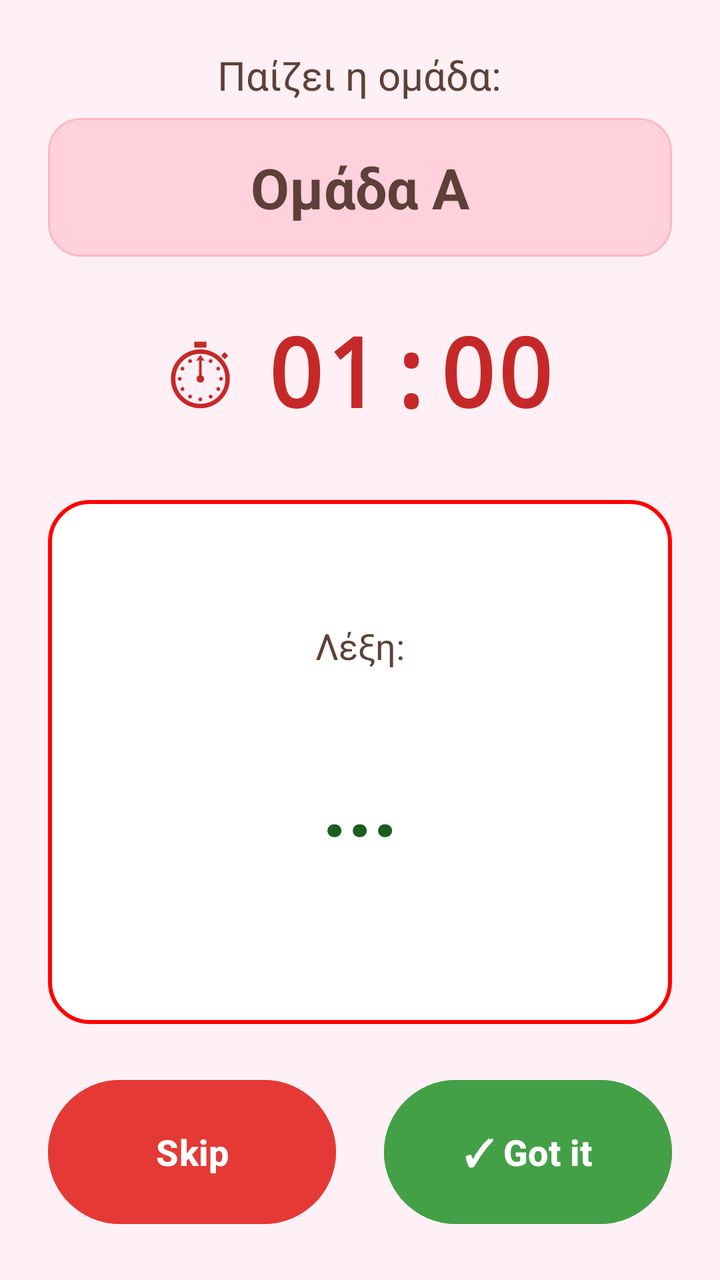
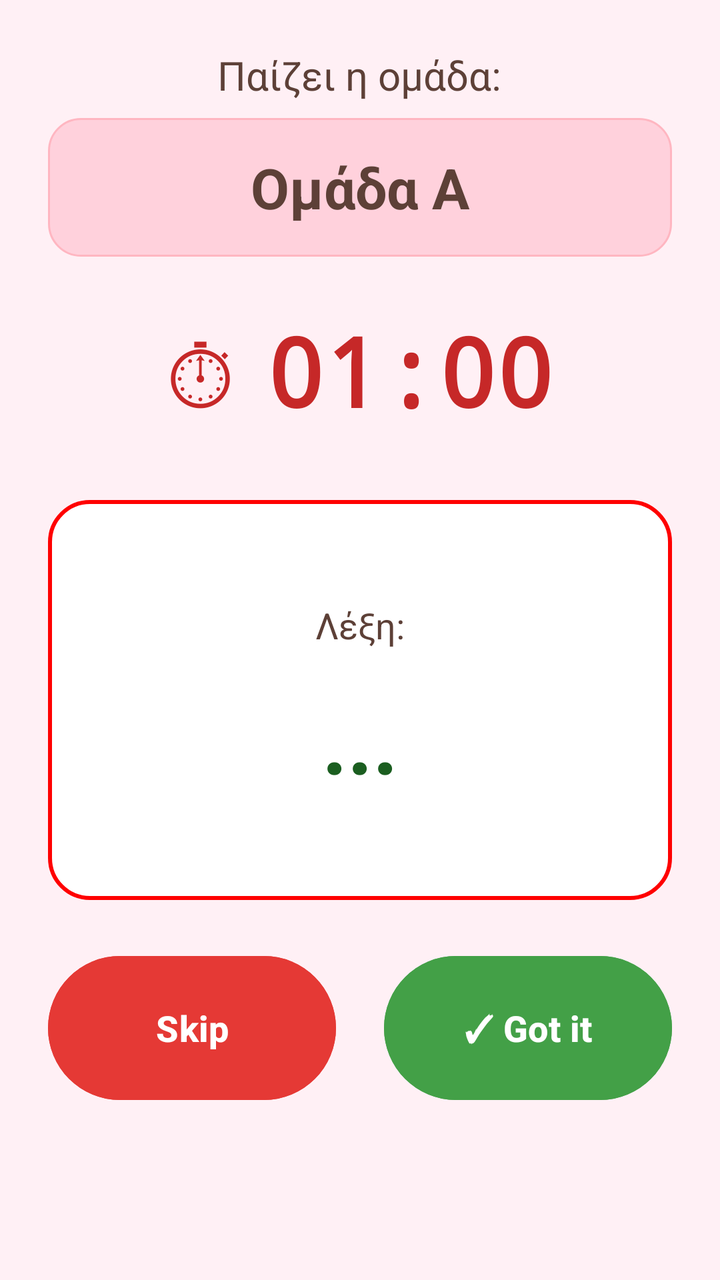

Two renders of the same Android screen: before a commit and after it. Below are the layout's source before the change and the commit's diff.
<!-- AndroidManifest.xml: application theme Theme.WordMaster -->
<!-- res/layout/activity_gameplay.xml -->
<?xml version="1.0" encoding="utf-8"?>
<LinearLayout xmlns:android="http://schemas.android.com/apk/res/android"
    android:layout_width="match_parent"
    android:layout_height="match_parent"
    android:orientation="vertical"
    android:background="#FFF0F5"
    android:padding="24dp">

    
    <LinearLayout
        android:layout_width="match_parent"
        android:layout_height="wrap_content"
        android:orientation="vertical"
        android:gravity="center"
        android:layout_marginBottom="24dp">

        <TextView
            android:layout_width="wrap_content"
            android:layout_height="wrap_content"
            android:layout_marginBottom="8dp"
            android:text="Παίζει η ομάδα:"
            android:textColor="#5D4037"
            android:textSize="20sp" />

        <TextView
            android:id="@+id/tvTeamName"
            android:layout_width="match_parent"
            android:layout_height="wrap_content"
            android:background="@drawable/team_name_bg_gameplay"
            android:gravity="center"
            android:padding="16dp"
            android:text="Ομάδα Α"
            android:textColor="#5D4037"
            android:textSize="28sp"
            android:textStyle="bold" />

    </LinearLayout>

    
    <LinearLayout
        android:layout_width="match_parent"
        android:layout_height="wrap_content"
        android:orientation="horizontal"
        android:gravity="center"
        android:layout_marginBottom="32dp">

        <TextView
            android:layout_width="wrap_content"
            android:layout_height="wrap_content"
            android:layout_marginEnd="16dp"
            android:text="⏱"
            android:textColor="#C62828"
            android:textSize="48sp" />

        <TextView
            android:id="@+id/tvTimer"
            android:layout_width="wrap_content"
            android:layout_height="wrap_content"
            android:text="01:00"
            android:textColor="#C62828"
            android:textSize="48sp"
            android:textStyle="bold"
            android:fontFamily="monospace" />

    </LinearLayout>

    
    <LinearLayout
        android:layout_width="match_parent"
        android:layout_height="0dp"
        android:layout_weight="1"
        android:orientation="vertical"
        android:gravity="center"
        android:background="@drawable/card_bg_gameplay"
        android:padding="32dp"
        android:layout_marginBottom="24dp">

        <TextView
            android:layout_width="wrap_content"
            android:layout_height="wrap_content"
            android:text="Λέξη:"
            android:textColor="#5D4037"
            android:textSize="18sp"
            android:layout_marginBottom="16dp" />

        <TextView
            android:id="@+id/tvWord"
            android:layout_width="match_parent"
            android:layout_height="wrap_content"
            android:text="..."
            android:textColor="#1B5E20"
            android:textSize="44sp"
            android:textStyle="bold"
            android:gravity="center"
            android:minHeight="100dp" />

    </LinearLayout>

    
    <LinearLayout
        android:layout_width="match_parent"
        android:layout_height="wrap_content"
        android:orientation="horizontal"
        android:gravity="center"
        android:spacing="16dp">

        
        <Button
            android:id="@+id/btnSkip"
            android:layout_width="0dp"
            android:layout_height="80dp"
            android:layout_weight="1"
            android:layout_marginEnd="12dp"
            android:text="Skip"
            android:textSize="18sp"
            android:textColor="#FFFFFF"
            android:backgroundTint="#E53935"
            android:textStyle="bold" />

        
        <Button
            android:id="@+id/btnTick"
            android:layout_width="0dp"
            android:layout_height="80dp"
            android:layout_weight="1"
            android:layout_marginStart="12dp"
            android:text="✓ Got it"
            android:textSize="18sp"
            android:textColor="#FFFFFF"
            android:backgroundTint="#43A047"
            android:textStyle="bold" />

    </LinearLayout>

</LinearLayout>
<!-- resources referenced by this layout -->
<resources>
  <!-- drawable card_bg_gameplay (drawable) -->
  <?xml version="1.0" encoding="utf-8"?>
  <shape xmlns:android="http://schemas.android.com/apk/res/android">
      <solid android:color="#FFFFFF" />
      <corners android:radius="20dp" />
      <stroke android:width="2dp" android:color="#FF0000" />
  </shape>
  <!-- drawable team_name_bg_gameplay (drawable) -->
  <?xml version="1.0" encoding="utf-8"?>
  <shape xmlns:android="http://schemas.android.com/apk/res/android">
      <solid android:color="#FFD1DC" />
      <corners android:radius="16dp" />
      <stroke android:width="1dp" android:color="#FFB6C1" />
  </shape>
  <style name="Theme.WordMaster" parent="Base.Theme.WordMaster" />
  <style name="Base.Theme.WordMaster" parent="Theme.Material3.DayNight.NoActionBar">
          
          
      </style>
</resources>

<!-- the commit's change to res/layout/activity_gameplay.xml (unified diff, before → after) -->
@@ -1,135 +1,139 @@
 <?xml version="1.0" encoding="utf-8"?>
-<LinearLayout xmlns:android="http://schemas.android.com/apk/res/android"
+<ScrollView xmlns:android="http://schemas.android.com/apk/res/android"
+    android:id="@+id/main"
     android:layout_width="match_parent"
     android:layout_height="match_parent"
-    android:orientation="vertical"
-    android:background="#FFF0F5"
-    android:padding="24dp">
+    android:fillViewport="true"
+    android:background="#FFF0F5">
 
-    
     <LinearLayout
         android:layout_width="match_parent"
         android:layout_height="wrap_content"
         android:orientation="vertical"
-        android:gravity="center"
-        android:layout_marginBottom="24dp">
+        android:padding="24dp">
 
-        <TextView
-            android:layout_width="wrap_content"
-            android:layout_height="wrap_content"
-            android:layout_marginBottom="8dp"
-            android:text="Παίζει η ομάδα:"
-            android:textColor="#5D4037"
-            android:textSize="20sp" />
-
-        <TextView
-            android:id="@+id/tvTeamName"
+        
+        <LinearLayout
             android:layout_width="match_parent"
             android:layout_height="wrap_content"
-            android:background="@drawable/team_name_bg_gameplay"
+            android:orientation="vertical"
             android:gravity="center"
-            android:padding="16dp"
-            android:text="Ομάδα Α"
-            android:textColor="#5D4037"
-            android:textSize="28sp"
-            android:textStyle="bold" />
+            android:layout_marginBottom="24dp">
+
+            <TextView
+                android:layout_width="wrap_content"
+                android:layout_height="wrap_content"
+                android:layout_marginBottom="8dp"
+                android:text="Παίζει η ομάδα:"
+                android:textColor="#5D4037"
+                android:textSize="20sp" />
+
+            <TextView
+                android:id="@+id/tvTeamName"
+                android:layout_width="match_parent"
+                android:layout_height="wrap_content"
+                android:background="@drawable/team_name_bg_gameplay"
+                android:gravity="center"
+                android:padding="16dp"
+                android:text="Ομάδα Α"
+                android:textColor="#5D4037"
+                android:textSize="28sp"
+                android:textStyle="bold" />
+
+        </LinearLayout>
+
+        
+        <LinearLayout
+            android:layout_width="match_parent"
+            android:layout_height="wrap_content"
+            android:orientation="horizontal"
+            android:gravity="center"
+            android:layout_marginBottom="32dp">
+
+            <TextView
+                android:layout_width="wrap_content"
+                android:layout_height="wrap_content"
+                android:layout_marginEnd="16dp"
+                android:text="⏱"
+                android:textColor="#C62828"
+                android:textSize="48sp" />
+
+            <TextView
+                android:id="@+id/tvTimer"
+                android:layout_width="wrap_content"
+                android:layout_height="wrap_content"
+                android:text="01:00"
+                android:textColor="#C62828"
+                android:textSize="48sp"
+                android:textStyle="bold"
+                android:fontFamily="monospace" />
+
+        </LinearLayout>
+
+        
+        <LinearLayout
+            android:layout_width="match_parent"
+            android:layout_height="200dp"
+            android:orientation="vertical"
+            android:gravity="center"
+            android:background="@drawable/card_bg_gameplay"
+            android:padding="32dp"
+            android:layout_marginBottom="24dp">
+
+            <TextView
+                android:layout_width="wrap_content"
+                android:layout_height="wrap_content"
+                android:text="Λέξη:"
+                android:textColor="#5D4037"
+                android:textSize="18sp"
+                android:layout_marginBottom="16dp" />
+
+            <TextView
+                android:id="@+id/tvWord"
+                android:layout_width="match_parent"
+                android:layout_height="wrap_content"
+                android:text="..."
+                android:textColor="#1B5E20"
+                android:textSize="44sp"
+                android:textStyle="bold"
+                android:gravity="center" />
+
+        </LinearLayout>
+
+        
+        <LinearLayout
+            android:layout_width="match_parent"
+            android:layout_height="wrap_content"
+            android:orientation="horizontal"
+            android:gravity="center">
+
+            
+            <Button
+                android:id="@+id/btnSkip"
+                android:layout_width="0dp"
+                android:layout_height="80dp"
+                android:layout_weight="1"
+                android:layout_marginEnd="12dp"
+                android:text="Skip"
+                android:textSize="18sp"
+                android:textColor="#FFFFFF"
+                android:backgroundTint="#E53935"
+                android:textStyle="bold" />
+
+            
+            <Button
+                android:id="@+id/btnTick"
+                android:layout_width="0dp"
+                android:layout_height="80dp"
+                android:layout_weight="1"
+                android:layout_marginStart="12dp"
+                android:text="✓ Got it"
+                android:textSize="18sp"
+                android:textColor="#FFFFFF"
+                android:backgroundTint="#43A047"
+                android:textStyle="bold" />
+
+        </LinearLayout>
 
     </LinearLayout>
-
-    
-    <LinearLayout
-        android:layout_width="match_parent"
-        android:layout_height="wrap_content"
-        android:orientation="horizontal"
-        android:gravity="center"
-        android:layout_marginBottom="32dp">
-
-        <TextView
-            android:layout_width="wrap_content"
-            android:layout_height="wrap_content"
-            android:layout_marginEnd="16dp"
-            android:text="⏱"
-            android:textColor="#C62828"
-            android:textSize="48sp" />
-
-        <TextView
-            android:id="@+id/tvTimer"
-            android:layout_width="wrap_content"
-            android:layout_height="wrap_content"
-            android:text="01:00"
-            android:textColor="#C62828"
-            android:textSize="48sp"
-            android:textStyle="bold"
-            android:fontFamily="monospace" />
-
-    </LinearLayout>
-
-    
-    <LinearLayout
-        android:layout_width="match_parent"
-        android:layout_height="0dp"
-        android:layout_weight="1"
-        android:orientation="vertical"
-        android:gravity="center"
-        android:background="@drawable/card_bg_gameplay"
-        android:padding="32dp"
-        android:layout_marginBottom="24dp">
-
-        <TextView
-            android:layout_width="wrap_content"
-            android:layout_height="wrap_content"
-            android:text="Λέξη:"
-            android:textColor="#5D4037"
-            android:textSize="18sp"
-            android:layout_marginBottom="16dp" />
-
-        <TextView
-            android:id="@+id/tvWord"
-            android:layout_width="match_parent"
-            android:layout_height="wrap_content"
-            android:text="..."
-            android:textColor="#1B5E20"
-            android:textSize="44sp"
-            android:textStyle="bold"
-            android:gravity="center"
-            android:minHeight="100dp" />
-
-    </LinearLayout>
-
-    
-    <LinearLayout
-        android:layout_width="match_parent"
-        android:layout_height="wrap_content"
-        android:orientation="horizontal"
-        android:gravity="center"
-        android:spacing="16dp">
-
-        
-        <Button
-            android:id="@+id/btnSkip"
-            android:layout_width="0dp"
-            android:layout_height="80dp"
-            android:layout_weight="1"
-            android:layout_marginEnd="12dp"
-            android:text="Skip"
-            android:textSize="18sp"
-            android:textColor="#FFFFFF"
-            android:backgroundTint="#E53935"
-            android:textStyle="bold" />
-
-        
-        <Button
-            android:id="@+id/btnTick"
-            android:layout_width="0dp"
-            android:layout_height="80dp"
-            android:layout_weight="1"
-            android:layout_marginStart="12dp"
-            android:text="✓ Got it"
-            android:textSize="18sp"
-            android:textColor="#FFFFFF"
-            android:backgroundTint="#43A047"
-            android:textStyle="bold" />
-
-    </LinearLayout>
-
-</LinearLayout>
+</ScrollView>
